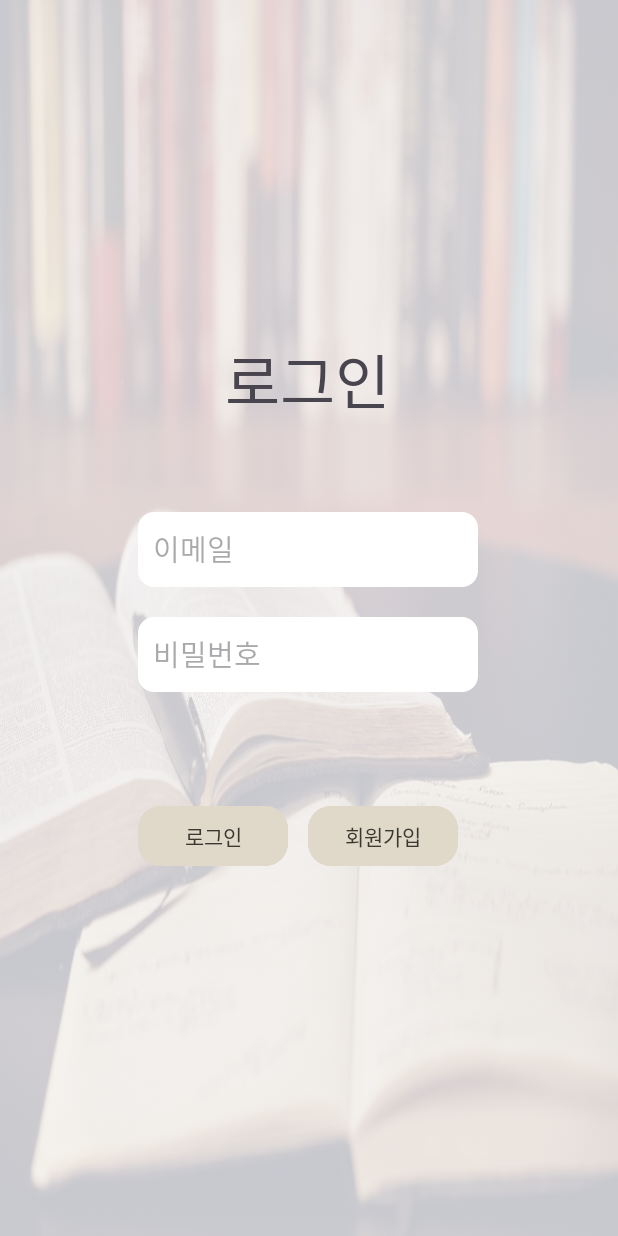
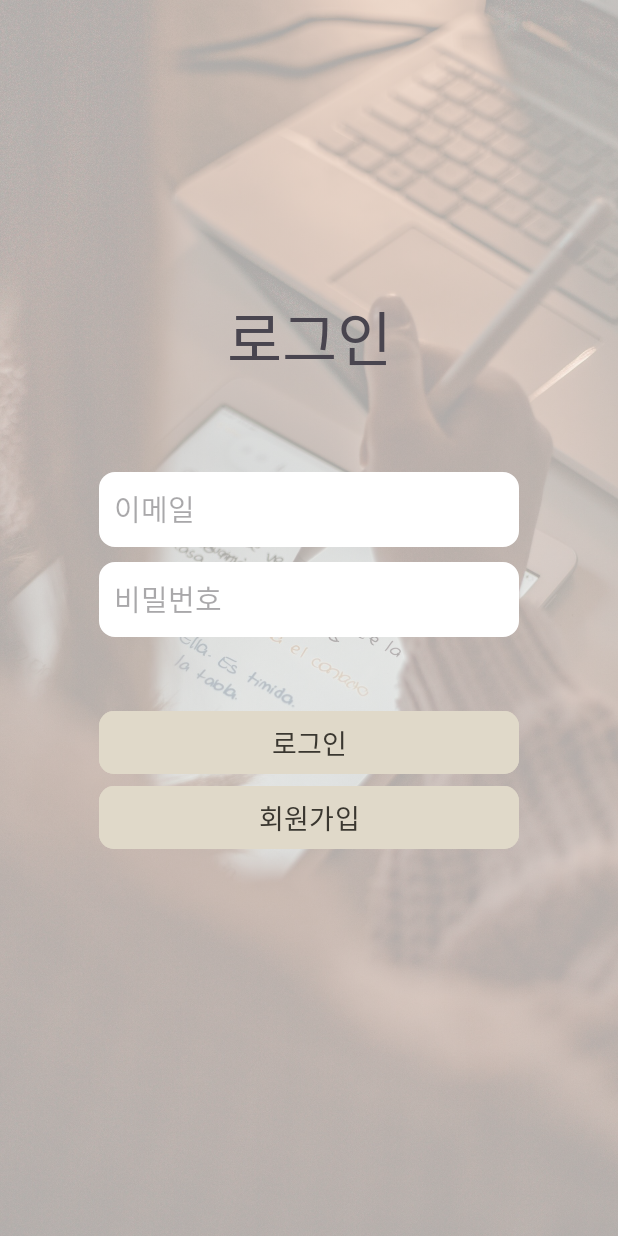
Before and after one commit to 2023-SMHRD-SW-Fullstack-1/StuCamp, an Android app: the screen it shows after launch (LoginActivity), on a phone screen of 412 x 824 dp. Run offline under Robolectric (Android 15) with nearby library versions, the light colour scheme and no system bars; our stand-ins replace Volley.

Commit message:
docs : design

```diff
--- a/client/StuCamp/app/src/main/java/com/smhrd/stucamp/CalendarActivity.kt
+++ b/client/StuCamp/app/src/main/java/com/smhrd/stucamp/CalendarActivity.kt
@@ -154,7 +154,7 @@ class CalendarActivity : AppCompatActivity() {
         var userID = user.user_email
 
         val request = object : StringRequest(Request.Method.GET,
-            "http://172.30.1.22:8888/record/${userID}?record_date=${todayDate}",
+            "http://172.30.1.42:8888/record/${userID}?record_date=${todayDate}",
             { response ->
                 tv_detailStudy.text = ""
                 diaryTextView.text = "총 공부시간"
--- a/client/StuCamp/app/src/main/java/com/smhrd/stucamp/CommentResAdapter.kt
+++ b/client/StuCamp/app/src/main/java/com/smhrd/stucamp/CommentResAdapter.kt
@@ -69,7 +69,7 @@ class CommentResAdapter (var datas: ArrayList<CommentResVO>, var context : Conte
         btnCommentDel.setOnClickListener {
             val request = object : StringRequest(
                 Request.Method.GET,
-                "http://172.30.1.22:8888/comment/delete/$comment_id",
+                "http://172.30.1.42:8888/comment/delete/$comment_id",
                 { response ->
                     if (response == "1") {
                         datas.removeAt(position)
--- a/client/StuCamp/app/src/main/java/com/smhrd/stucamp/LoginActivity.kt
+++ b/client/StuCamp/app/src/main/java/com/smhrd/stucamp/LoginActivity.kt
@@ -57,7 +57,7 @@ class LoginActivity : AppCompatActivity() {
             val request = object : StringRequest(
                 Request.Method.POST,
 
-                "http://172.30.1.22:8888/user/login",
+                "http://172.30.1.42:8888/user/login",
 
                 {
                         response ->
--- a/client/StuCamp/app/src/main/java/com/smhrd/stucamp/MainActivity.kt
+++ b/client/StuCamp/app/src/main/java/com/smhrd/stucamp/MainActivity.kt
@@ -6,6 +6,7 @@ import android.os.Bundle
 import android.util.Log
 import android.widget.Button
 import android.widget.FrameLayout
+import android.widget.ImageView
 import android.widget.TextView
 import com.google.android.material.bottomnavigation.BottomNavigationView
 
@@ -18,6 +19,7 @@ class MainActivity : AppCompatActivity() {
     lateinit var btnMyPage : Button
     lateinit var btnWrite : Button
     lateinit var btnMyHome : Button
+    lateinit var ivLogo : ImageView
 
     override fun onCreate(savedInstanceState: Bundle?) {
         super.onCreate(savedInstanceState)
@@ -95,6 +97,5 @@ class MainActivity : AppCompatActivity() {
             var intent = Intent(this, MemInfoActivity::class.java)
             startActivity(intent)
         }
-
     }
 }
--- a/client/StuCamp/app/src/main/java/com/smhrd/stucamp/chat/ChatActivity.kt
+++ b/client/StuCamp/app/src/main/java/com/smhrd/stucamp/chat/ChatActivity.kt
@@ -68,7 +68,7 @@ class ChatActivity : AppCompatActivity() {
         rv.adapter = adapter
 
         btn_send.setOnClickListener {
-            chatsRef.push().setValue(KakaoVO(R.drawable.img1, user.user_nickname, edt_msg.text.toString(), getCurrentTimeInHHMMFormat()))
+            chatsRef.push().setValue(KakaoVO(R.drawable.chatimage, user.user_nickname, edt_msg.text.toString(), getCurrentTimeInHHMMFormat()))
             // adapter 새로고침
             adapter.notifyDataSetChanged()
             // 스크롤 옮기기
--- a/client/StuCamp/app/src/main/java/com/smhrd/stucamp/chat/KakaoAdapter.kt
+++ b/client/StuCamp/app/src/main/java/com/smhrd/stucamp/chat/KakaoAdapter.kt
@@ -64,7 +64,7 @@ class KakaoAdapter(var context: Context, var template : Int, var data: ArrayList
         }else{
             holder.tv_myMsg.visibility = GONE
             holder.tv_myTime.visibility = GONE
-
+            holder.img.setImageResource(KakaoMessage.imgId!!)
         }
 
 
--- a/client/StuCamp/app/src/main/res/layout/activity_login.xml
+++ b/client/StuCamp/app/src/main/res/layout/activity_login.xml
@@ -11,47 +11,34 @@
         android:id="@+id/imageView2"
         android:layout_width="0dp"
         android:layout_height="wrap_content"
-        android:alpha="0.2"
+        android:alpha="0.3"
         android:scaleType="fitXY"
         app:layout_constraintBottom_toBottomOf="parent"
         app:layout_constraintEnd_toEndOf="parent"
         app:layout_constraintHorizontal_bias="0.0"
         app:layout_constraintStart_toStartOf="parent"
         app:layout_constraintTop_toTopOf="parent"
-        app:srcCompat="@drawable/backgroung" />
+        app:srcCompat="@drawable/bgimage" />
 
     <androidx.constraintlayout.widget.Guideline
         android:id="@+id/guideline16"
         android:layout_width="wrap_content"
         android:layout_height="wrap_content"
         android:orientation="vertical"
-        app:layout_constraintGuide_percent="0.15" />
+        app:layout_constraintGuide_percent="0.16" />
 
     <androidx.constraintlayout.widget.Guideline
         android:id="@+id/guideline17"
         android:layout_width="wrap_content"
         android:layout_height="wrap_content"
         android:orientation="vertical"
-        app:layout_constraintGuide_percent="0.85" />
-
-    <androidx.constraintlayout.widget.Guideline
-        android:id="@+id/guideline18"
-        android:layout_width="wrap_content"
-        android:layout_height="wrap_content"
-        android:orientation="horizontal"
-        app:layout_constraintGuide_percent="0.10123119" />
-
-    <androidx.constraintlayout.widget.Guideline
-        android:id="@+id/guideline19"
-        android:layout_width="wrap_content"
-        android:layout_height="wrap_content"
-        android:orientation="horizontal"
-        app:layout_constraintGuide_percent="0.9" />
+        app:layout_constraintGuide_percent="0.84" />
 
     <EditText
         android:id="@+id/etLoginEmail"
-        android:layout_width="wrap_content"
+        android:layout_width="0dp"
         android:layout_height="50dp"
+        android:layout_marginTop="60dp"
         android:background="@drawable/edit_text_design"
         android:ems="10"
         android:fontFamily="@font/nanum_square_neo_brg"
@@ -59,48 +46,46 @@
         android:inputType="text"
         android:paddingLeft="10dp"
         android:textSize="19sp"
-        app:layout_constraintBottom_toTopOf="@+id/btnLogin"
-        app:layout_constraintEnd_toEndOf="@+id/tvLogin"
-        app:layout_constraintStart_toStartOf="@+id/tvLogin"
-        app:layout_constraintTop_toBottomOf="@+id/tvLogin"
-        app:layout_constraintVertical_bias="0.29000002" />
+        app:layout_constraintEnd_toStartOf="@+id/guideline17"
+        app:layout_constraintStart_toStartOf="@+id/guideline16"
+        app:layout_constraintTop_toBottomOf="@+id/tvLogin" />
 
     <TextView
         android:id="@+id/tvLogin"
         android:layout_width="wrap_content"
         android:layout_height="wrap_content"
-        android:layout_marginTop="140dp"
         android:fontFamily="@font/nanum_square_neo_deb"
         android:text="로그인"
         android:textSize="40sp"
+        app:layout_constraintBottom_toBottomOf="parent"
         app:layout_constraintEnd_toStartOf="@+id/guideline17"
-        app:layout_constraintHorizontal_bias="0.494"
         app:layout_constraintStart_toStartOf="@+id/guideline16"
-        app:layout_constraintTop_toTopOf="@+id/guideline18" />
+        app:layout_constraintTop_toTopOf="parent"
+        app:layout_constraintVertical_bias="0.255" />
 
     <Button
         android:id="@+id/btnLogin"
-        android:layout_width="100dp"
-        android:layout_height="wrap_content"
-        android:layout_marginBottom="160dp"
+        android:layout_width="0dp"
+        android:layout_height="50dp"
+        android:layout_marginTop="45dp"
         android:backgroundTint="#E0D9C9"
-        android:fontFamily="@font/nanum_square_neo_deb"
+        android:fontFamily="@font/nanum_square_neo_cbd"
         android:paddingLeft="6dp"
         android:paddingRight="6dp"
         android:text="로그인"
         android:textAlignment="center"
         android:textColor="#3A3730"
-        app:cornerRadius="15dp"
-        app:layout_constraintBottom_toTopOf="@+id/guideline19"
-        app:layout_constraintEnd_toEndOf="@+id/etLoginPw"
-        app:layout_constraintHorizontal_bias="0.0"
-        app:layout_constraintStart_toStartOf="@+id/etLoginPw" />
+        android:textSize="18dp"
+        app:cornerRadius="10dp"
+        app:layout_constraintEnd_toStartOf="@+id/guideline17"
+        app:layout_constraintStart_toStartOf="@+id/etLoginPw"
+        app:layout_constraintTop_toBottomOf="@+id/etLoginPw" />
 
     <EditText
         android:id="@+id/etLoginPw"
-        android:layout_width="wrap_content"
+        android:layout_width="0dp"
         android:layout_height="50dp"
-        android:layout_marginTop="20dp"
+        android:layout_marginTop="10dp"
         android:background="@drawable/edit_text_design"
         android:ems="10"
         android:fontFamily="@font/nanum_square_neo_brg"
@@ -114,19 +99,19 @@
 
     <Button
         android:id="@+id/btnToSignIn"
-        android:layout_width="100dp"
-        android:layout_height="wrap_content"
+        android:layout_width="0dp"
+        android:layout_height="50dp"
         android:backgroundTint="#E0D9C9"
-        android:fontFamily="@font/nanum_square_neo_deb"
+        android:fontFamily="@font/nanum_square_neo_cbd"
         android:paddingLeft="6dp"
         android:paddingRight="6dp"
         android:text="회원가입"
         android:textColor="#3A3730"
-        app:cornerRadius="15dp"
-        app:layout_constraintBottom_toBottomOf="@+id/btnLogin"
-        app:layout_constraintEnd_toEndOf="@+id/etLoginPw"
-        app:layout_constraintStart_toEndOf="@+id/btnLogin"
-        app:layout_constraintTop_toTopOf="@+id/btnLogin"
-        app:layout_constraintVertical_bias="0.0" />
+        android:textSize="18dp"
+        app:cornerRadius="10dp"
+        app:layout_constraintEnd_toEndOf="@+id/btnLogin"
+        app:layout_constraintHorizontal_bias="0.491"
+        app:layout_constraintStart_toStartOf="@+id/btnLogin"
+        app:layout_constraintTop_toBottomOf="@+id/btnLogin" />
 
 </androidx.constraintlayout.widget.ConstraintLayout>
--- a/client/StuCamp/app/src/main/res/layout/list_item.xml
+++ b/client/StuCamp/app/src/main/res/layout/list_item.xml
@@ -1,10 +1,9 @@
 <?xml version="1.0" encoding="utf-8"?>
-<LinearLayout
-    xmlns:android="http://schemas.android.com/apk/res/android"
+<LinearLayout xmlns:android="http://schemas.android.com/apk/res/android"
     android:layout_width="match_parent"
     android:layout_height="wrap_content"
     android:orientation="horizontal"
-    android:padding="8dp">
+    android:padding="15dp">
 
     <TextView
         android:id="@+id/name_textView"
```
Also changed, not shown: client/StuCamp/app/src/main/res/layout/activity_chat.xml (+18 -9 lines), client/StuCamp/app/src/main/res/layout/activity_chat_list.xml (+17 -5 lines), client/StuCamp/app/src/main/res/layout/chatlist_item.xml (+8 -8 lines), client/StuCamp/app/src/main/res/layout/feed_item.xml (+5 -15 lines), client/StuCamp/app/src/main/res/layout/fragment_2.xml (+11 -11 lines), client/StuCamp/app/src/main/res/layout/template.xml (+12 -3 lines), client/StuCamp/app/src/main/res/drawable/bgimage.jpg (added), client/StuCamp/app/src/main/res/drawable/chatimage.jpg (added), 1 other file.
